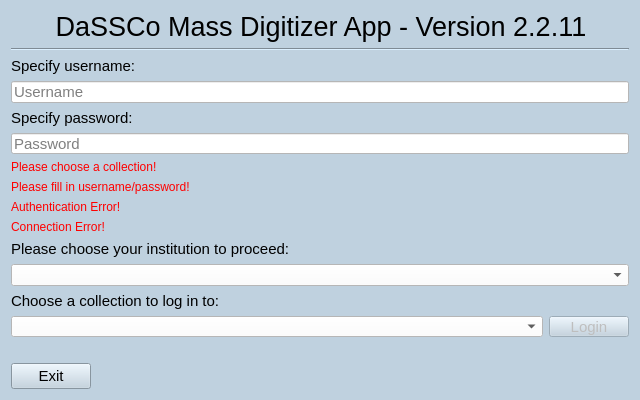
NHMDenmark/Mass-Digitizer, file MassDigitizer/ui/homescreen.ui: the form before one commit.
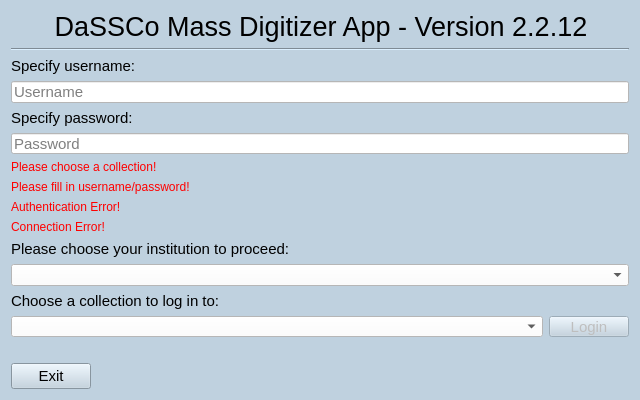
The form after the commit.

```diff
--- a/MassDigitizer/ui/homescreen.ui
+++ b/MassDigitizer/ui/homescreen.ui
@@ -61,7 +61,7 @@
       </font>
      </property>
      <property name="text">
-      <string>DaSSCo Mass Digitizer App - Version 2.2.11</string>
+      <string>DaSSCo Mass Digitizer App - Version 2.2.12</string>
      </property>
      <property name="alignment">
       <set>Qt::AlignmentFlag::AlignCenter</set>
```
